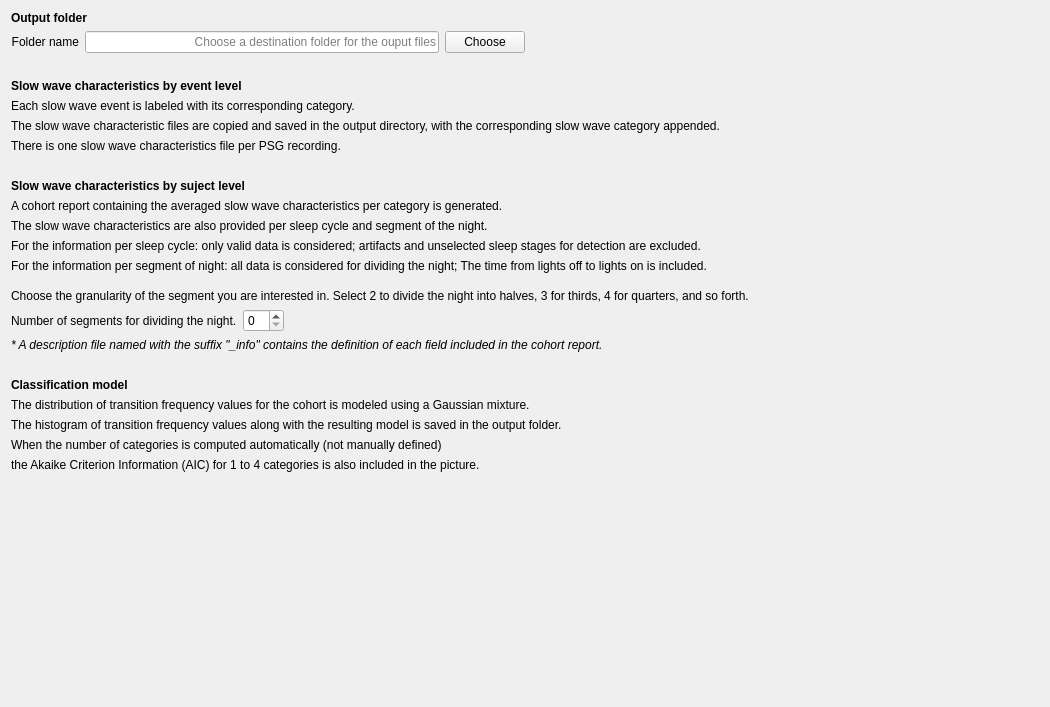
First picture: the form in tools/CEAMSTools/SlowWaveClassification/SSWCOutputFiles/Ui_SSWCOutputFiles.ui, repository SnoozToolbox/snooz-package-ceams, before the edit.
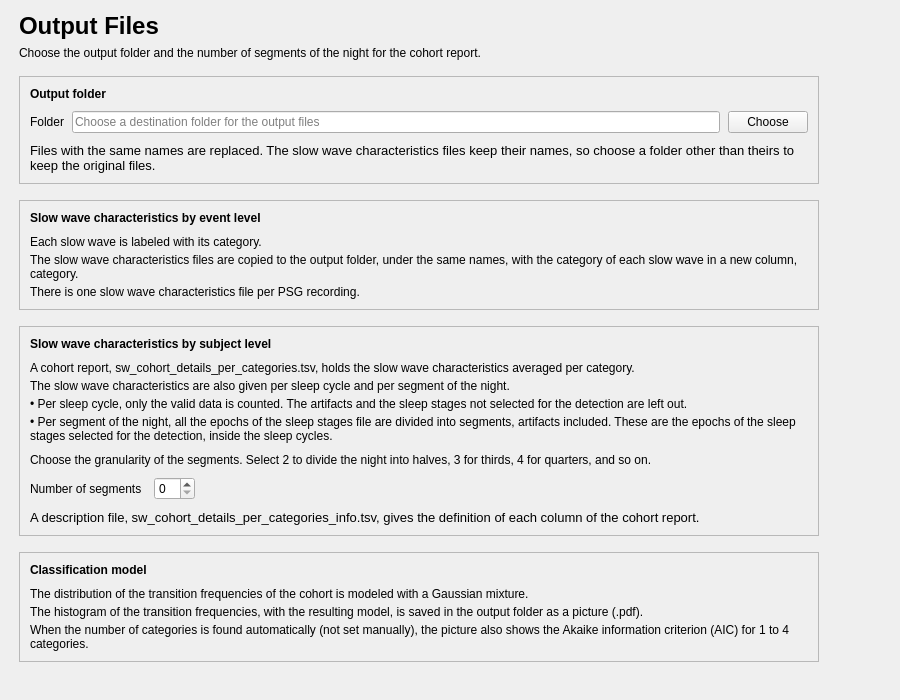
Second picture: the form after the edit.

Commit message: Classify Slow Waves: redesigned pages (tool 2.4.3, module Slow Wave Classifier 2.2.3)

What changed in the file:
```diff
--- a/tools/CEAMSTools/SlowWaveClassification/SSWCOutputFiles/Ui_SSWCOutputFiles.ui
+++ b/tools/CEAMSTools/SlowWaveClassification/SSWCOutputFiles/Ui_SSWCOutputFiles.ui
@@ -6,8 +6,8 @@
    <rect>
     <x>0</x>
     <y>0</y>
-    <width>1050</width>
-    <height>707</height>
+    <width>900</width>
+    <height>700</height>
    </rect>
   </property>
   <property name="windowTitle">
@@ -17,117 +17,241 @@
    <set>Qt::ImhNone</set>
   </property>
   <layout class="QVBoxLayout" name="verticalLayout">
+   <property name="leftMargin">
+    <number>19</number>
+   </property>
+   <property name="topMargin">
+    <number>12</number>
+   </property>
+   <property name="rightMargin">
+    <number>19</number>
+   </property>
+   <property name="bottomMargin">
+    <number>12</number>
+   </property>
+   <item>
+    <layout class="QHBoxLayout" name="content_row" stretch="1,0">
+     <property name="leftMargin">
+      <number>0</number>
+     </property>
+     <property name="topMargin">
+      <number>0</number>
+     </property>
+     <property name="rightMargin">
+      <number>0</number>
+     </property>
+     <property name="bottomMargin">
+      <number>0</number>
+     </property>
+     <item>
+      <widget class="QWidget" name="content_widget" native="true">
+       <property name="maximumSize">
+        <size>
+         <width>800</width>
+         <height>16777215</height>
+        </size>
+       </property>
+       <layout class="QVBoxLayout" name="content_layout">
+        <property name="spacing">
+         <number>16</number>
+        </property>
+        <property name="leftMargin">
+         <number>0</number>
+        </property>
+        <property name="topMargin">
+         <number>0</number>
+        </property>
+        <property name="rightMargin">
+         <number>0</number>
+        </property>
+        <property name="bottomMargin">
+         <number>0</number>
+        </property>
+        <item>
+         <layout class="QVBoxLayout" name="header_layout">
+          <property name="spacing">
+           <number>6</number>
+          </property>
+          <item>
+           <widget class="QLabel" name="title_label">
+            <property name="font">
+             <font>
+              <pointsize>18</pointsize>
+              <bold>true</bold>
+             </font>
+            </property>
+            <property name="text">
+             <string>Output Files</string>
+            </property>
+           </widget>
+          </item>
+          <item>
+           <widget class="QLabel" name="subtitle_label">
+            <property name="text">
+             <string>Choose the output folder and the number of segments of the night for the cohort report.</string>
+            </property>
+            <property name="wordWrap">
+             <bool>true</bool>
+            </property>
+            <property name="variant" stdset="0">
+             <string notr="true">help</string>
+            </property>
+           </widget>
+          </item>
+         </layout>
+        </item>
+        <item>
+         <widget class="QFrame" name="folder_card">
+          <property name="frameShape">
+           <enum>QFrame::Shape::StyledPanel</enum>
+          </property>
+          <property name="frameShadow">
+           <enum>QFrame::Shadow::Raised</enum>
+          </property>
+          <layout class="QVBoxLayout" name="folder_card_layout">
+           <property name="spacing">
+            <number>10</number>
+           </property>
+           <property name="leftMargin">
+            <number>10</number>
+           </property>
+           <property name="topMargin">
+            <number>10</number>
+           </property>
+           <property name="rightMargin">
+            <number>10</number>
+           </property>
+           <property name="bottomMargin">
+            <number>10</number>
+           </property>
    <item>
     <widget class="QLabel" name="label_10">
      <property name="font">
       <font>
-       <weight>50</weight>
-       <italic>false</italic>
-       <bold>false</bold>
+               <bold>true</bold>
       </font>
      </property>
      <property name="text">
-      <string>&lt;html&gt;&lt;head/&gt;&lt;body&gt;&lt;p&gt;&lt;span style=&quot; font-weight:600;&quot;&gt;Output folder&lt;/span&gt;&lt;/p&gt;&lt;/body&gt;&lt;/html&gt;</string>
+              <string>Output folder</string>
      </property>
     </widget>
    </item>
    <item>
-    <layout class="QHBoxLayout" name="horizontalLayout">
-     <item>
-      <layout class="QGridLayout" name="gridLayout">
-       <item row="0" column="2">
-        <widget class="QPushButton" name="choose_pushButton">
-         <property name="enabled">
-          <bool>true</bool>
-         </property>
+            <layout class="QHBoxLayout" name="folder_layout">
+             <property name="spacing">
+              <number>8</number>
+             </property>
+             <item>
+              <widget class="QLabel" name="label">
          <property name="text">
-          <string>Choose</string>
+                <string>Folder</string>
          </property>
         </widget>
        </item>
-       <item row="0" column="1">
+             <item>
         <widget class="QLineEdit" name="foldername_lineEdit">
-         <property name="enabled">
-          <bool>true</bool>
-         </property>
-         <property name="text">
-          <string/>
-         </property>
-         <property name="alignment">
-          <set>Qt::AlignRight|Qt::AlignTrailing|Qt::AlignVCenter</set>
-         </property>
          <property name="placeholderText">
-          <string>Choose a destination folder for the ouput files</string>
-         </property>
-        </widget>
-       </item>
-       <item row="0" column="0">
-        <widget class="QLabel" name="label">
-         <property name="enabled">
+                <string>Choose a destination folder for the output files</string>
+               </property>
+               <property name="text">
+                <string />
+               </property>
+              </widget>
+             </item>
+             <item>
+              <widget class="QPushButton" name="choose_pushButton">
+               <property name="text">
+                <string>Choose</string>
+               </property>
+              </widget>
+             </item>
+            </layout>
+           </item>
+           <item>
+            <widget class="QLabel" name="folder_help_label">
+             <property name="font">
+              <font>
+               <pointsize>10</pointsize>
+              </font>
+             </property>
+             <property name="text">
+              <string>Files with the same names are replaced. The slow wave characteristics files keep their names, so choose a folder other than theirs to keep the original files.</string>
+             </property>
+             <property name="wordWrap">
           <bool>true</bool>
          </property>
-         <property name="layoutDirection">
-          <enum>Qt::LeftToRight</enum>
-         </property>
-         <property name="text">
-          <string>Folder name</string>
-         </property>
-         <property name="alignment">
-          <set>Qt::AlignRight|Qt::AlignTrailing|Qt::AlignVCenter</set>
-         </property>
+             <property name="variant" stdset="0">
+              <string notr="true">help</string>
+             </property>
         </widget>
        </item>
       </layout>
+         </widget>
      </item>
      <item>
-      <spacer name="horizontalSpacer_2">
-       <property name="orientation">
-        <enum>Qt::Horizontal</enum>
-       </property>
-       <property name="sizeHint" stdset="0">
-        <size>
-         <width>40</width>
-         <height>20</height>
-        </size>
-       </property>
-      </spacer>
-     </item>
-    </layout>
-   </item>
-   <item>
-    <spacer name="verticalSpacer_2">
-     <property name="orientation">
-      <enum>Qt::Vertical</enum>
-     </property>
-     <property name="sizeType">
-      <enum>QSizePolicy::Fixed</enum>
-     </property>
-     <property name="sizeHint" stdset="0">
-      <size>
-       <width>20</width>
-       <height>20</height>
-      </size>
-     </property>
-    </spacer>
-   </item>
+         <widget class="QFrame" name="event_level_card">
+          <property name="frameShape">
+           <enum>QFrame::Shape::StyledPanel</enum>
+          </property>
+          <property name="frameShadow">
+           <enum>QFrame::Shadow::Raised</enum>
+          </property>
+          <layout class="QVBoxLayout" name="event_level_card_layout">
+           <property name="spacing">
+            <number>10</number>
+           </property>
+           <property name="leftMargin">
+            <number>10</number>
+           </property>
+           <property name="topMargin">
+            <number>10</number>
+           </property>
+           <property name="rightMargin">
+            <number>10</number>
+           </property>
+           <property name="bottomMargin">
+            <number>10</number>
+           </property>
    <item>
     <widget class="QLabel" name="label_4">
+             <property name="font">
+              <font>
+               <bold>true</bold>
+              </font>
+             </property>
      <property name="text">
-      <string>&lt;html&gt;&lt;head/&gt;&lt;body&gt;&lt;p&gt;&lt;span style=&quot; font-weight:600;&quot;&gt;Slow wave characteristics by event level&lt;/span&gt;&lt;/p&gt;&lt;/body&gt;&lt;/html&gt;</string>
+              <string>Slow wave characteristics by event level</string>
      </property>
     </widget>
    </item>
+           <item>
+            <layout class="QVBoxLayout" name="event_level_text_layout">
+             <property name="spacing">
+              <number>4</number>
+             </property>
    <item>
     <widget class="QLabel" name="label_2">
      <property name="text">
-      <string>Each slow wave event is labeled with its corresponding category.</string>
+                <string>Each slow wave is labeled with its category.</string>
+               </property>
+               <property name="wordWrap">
+                <bool>true</bool>
+               </property>
+               <property name="variant" stdset="0">
+                <string notr="true">help</string>
      </property>
     </widget>
    </item>
    <item>
     <widget class="QLabel" name="label_3">
      <property name="text">
-      <string>The slow wave characteristic files are copied and saved in the output directory, with the corresponding slow wave category appended.</string>
+                <string>The slow wave characteristics files are copied to the output folder, under the same names, with the category of each slow wave in a new column, category.</string>
+               </property>
+               <property name="wordWrap">
+                <bool>true</bool>
+               </property>
+               <property name="variant" stdset="0">
+                <string notr="true">help</string>
      </property>
     </widget>
    </item>
@@ -136,96 +260,147 @@
      <property name="text">
       <string>There is one slow wave characteristics file per PSG recording.</string>
      </property>
+               <property name="wordWrap">
+                <bool>true</bool>
+               </property>
+               <property name="variant" stdset="0">
+                <string notr="true">help</string>
+               </property>
+              </widget>
+             </item>
+            </layout>
+           </item>
+          </layout>
     </widget>
    </item>
    <item>
-    <spacer name="verticalSpacer_3">
-     <property name="orientation">
-      <enum>Qt::Vertical</enum>
-     </property>
-     <property name="sizeType">
-      <enum>QSizePolicy::Fixed</enum>
-     </property>
-     <property name="sizeHint" stdset="0">
-      <size>
-       <width>20</width>
-       <height>20</height>
-      </size>
-     </property>
-    </spacer>
-   </item>
+         <widget class="QFrame" name="subject_level_card">
+          <property name="frameShape">
+           <enum>QFrame::Shape::StyledPanel</enum>
+          </property>
+          <property name="frameShadow">
+           <enum>QFrame::Shadow::Raised</enum>
+          </property>
+          <layout class="QVBoxLayout" name="subject_level_card_layout">
+           <property name="spacing">
+            <number>10</number>
+           </property>
+           <property name="leftMargin">
+            <number>10</number>
+           </property>
+           <property name="topMargin">
+            <number>10</number>
+           </property>
+           <property name="rightMargin">
+            <number>10</number>
+           </property>
+           <property name="bottomMargin">
+            <number>10</number>
+           </property>
    <item>
     <widget class="QLabel" name="label_5">
+             <property name="font">
+              <font>
+               <bold>true</bold>
+              </font>
+             </property>
      <property name="text">
-      <string>&lt;html&gt;&lt;head/&gt;&lt;body&gt;&lt;p&gt;&lt;span style=&quot; font-weight:600;&quot;&gt;Slow wave characteristics by suject level&lt;/span&gt;&lt;/p&gt;&lt;/body&gt;&lt;/html&gt;</string>
+              <string>Slow wave characteristics by subject level</string>
      </property>
     </widget>
    </item>
+           <item>
+            <layout class="QVBoxLayout" name="subject_level_text_layout">
+             <property name="spacing">
+              <number>4</number>
+             </property>
    <item>
     <widget class="QLabel" name="label_7">
      <property name="text">
-      <string>A cohort report containing the averaged slow wave characteristics per category is generated.</string>
+                <string>A cohort report, sw_cohort_details_per_categories.tsv, holds the slow wave characteristics averaged per category.</string>
+               </property>
+               <property name="wordWrap">
+                <bool>true</bool>
+               </property>
+               <property name="variant" stdset="0">
+                <string notr="true">help</string>
      </property>
     </widget>
    </item>
    <item>
     <widget class="QLabel" name="label_8">
      <property name="text">
-      <string>The slow wave characteristics are also provided per sleep cycle and segment of the night.</string>
+                <string>The slow wave characteristics are also given per sleep cycle and per segment of the night.</string>
+               </property>
+               <property name="wordWrap">
+                <bool>true</bool>
+               </property>
+               <property name="variant" stdset="0">
+                <string notr="true">help</string>
      </property>
     </widget>
    </item>
    <item>
     <widget class="QLabel" name="label_18">
      <property name="text">
-      <string>For the information per sleep cycle: only valid data is considered; artifacts and unselected sleep stages for detection are excluded.</string>
+                <string>• Per sleep cycle, only the valid data is counted. The artifacts and the sleep stages not selected for the detection are left out.</string>
+               </property>
+               <property name="wordWrap">
+                <bool>true</bool>
+               </property>
+               <property name="variant" stdset="0">
+                <string notr="true">help</string>
      </property>
     </widget>
    </item>
    <item>
     <widget class="QLabel" name="label_17">
      <property name="text">
-      <string>For the information per segment of night: all data is considered for dividing the night; The time from lights off to lights on is included.</string>
+                <string>• Per segment of the night, all the epochs of the sleep stages file are divided into segments, artifacts included. These are the epochs of the sleep stages selected for the detection, inside the sleep cycles.</string>
+               </property>
+               <property name="wordWrap">
+                <bool>true</bool>
+               </property>
+               <property name="variant" stdset="0">
+                <string notr="true">help</string>
      </property>
     </widget>
    </item>
-   <item>
-    <spacer name="verticalSpacer_5">
-     <property name="orientation">
-      <enum>Qt::Vertical</enum>
-     </property>
-     <property name="sizeType">
-      <enum>QSizePolicy::Fixed</enum>
-     </property>
-     <property name="sizeHint" stdset="0">
-      <size>
-       <width>20</width>
-       <height>10</height>
-      </size>
-     </property>
-    </spacer>
+            </layout>
    </item>
    <item>
     <widget class="QLabel" name="label_11">
      <property name="text">
-      <string>Choose the granularity of the segment you are interested in. Select 2 to divide the night into halves, 3 for thirds, 4 for quarters, and so forth.</string>
+              <string>Choose the granularity of the segments. Select 2 to divide the night into halves, 3 for thirds, 4 for quarters, and so on.</string>
+             </property>
+             <property name="wordWrap">
+              <bool>true</bool>
+             </property>
+             <property name="variant" stdset="0">
+              <string notr="true">help</string>
      </property>
     </widget>
    </item>
    <item>
-    <layout class="QHBoxLayout" name="horizontalLayout_2">
-     <item>
+            <layout class="QGridLayout" name="segments_grid">
+             <property name="horizontalSpacing">
+              <number>12</number>
+             </property>
+             <property name="verticalSpacing">
+              <number>10</number>
+             </property>
+             <item row="0" column="0">
       <widget class="QLabel" name="label_9">
        <property name="text">
-        <string>Number of segments for dividing the night.</string>
+                <string>Number of segments</string>
        </property>
       </widget>
      </item>
-     <item>
-      <widget class="QSpinBox" name="spinBox_n_division"/>
-     </item>
-     <item>
-      <spacer name="horizontalSpacer">
+             <item row="0" column="1">
+              <widget class="QSpinBox" name="spinBox_n_division" />
+             </item>
+             <item row="0" column="3">
+              <spacer name="segments_grid_spacer">
        <property name="orientation">
         <enum>Qt::Horizontal</enum>
        </property>
@@ -241,68 +416,127 @@
    </item>
    <item>
     <widget class="QLabel" name="label_16">
+             <property name="font">
+              <font>
+               <pointsize>10</pointsize>
+              </font>
+             </property>
      <property name="text">
-      <string>&lt;html&gt;&lt;head/&gt;&lt;body&gt;&lt;p&gt;&lt;span style=&quot; font-style:italic;&quot;&gt;* A description file named with the suffix &amp;quot;_info&amp;quot; contains the definition of each field included in the cohort report.&lt;/span&gt;&lt;/p&gt;&lt;/body&gt;&lt;/html&gt;</string>
-     </property>
+              <string>A description file, sw_cohort_details_per_categories_info.tsv, gives the definition of each column of the cohort report.</string>
+             </property>
+             <property name="wordWrap">
+              <bool>true</bool>
+             </property>
+             <property name="variant" stdset="0">
+              <string notr="true">help</string>
+             </property>
+            </widget>
+           </item>
+          </layout>
     </widget>
    </item>
    <item>
-    <spacer name="verticalSpacer_4">
-     <property name="orientation">
-      <enum>Qt::Vertical</enum>
-     </property>
-     <property name="sizeType">
-      <enum>QSizePolicy::Fixed</enum>
-     </property>
-     <property name="sizeHint" stdset="0">
-      <size>
-       <width>20</width>
-       <height>20</height>
-      </size>
-     </property>
-    </spacer>
-   </item>
+         <widget class="QFrame" name="model_card">
+          <property name="frameShape">
+           <enum>QFrame::Shape::StyledPanel</enum>
+          </property>
+          <property name="frameShadow">
+           <enum>QFrame::Shadow::Raised</enum>
+          </property>
+          <layout class="QVBoxLayout" name="model_card_layout">
+           <property name="spacing">
+            <number>10</number>
+           </property>
+           <property name="leftMargin">
+            <number>10</number>
+           </property>
+           <property name="topMargin">
+            <number>10</number>
+           </property>
+           <property name="rightMargin">
+            <number>10</number>
+           </property>
+           <property name="bottomMargin">
+            <number>10</number>
+           </property>
    <item>
     <widget class="QLabel" name="label_12">
+             <property name="font">
+              <font>
+               <bold>true</bold>
+              </font>
+             </property>
      <property name="text">
-      <string>&lt;html&gt;&lt;head/&gt;&lt;body&gt;&lt;p&gt;&lt;span style=&quot; font-weight:600;&quot;&gt;Classification model&lt;/span&gt;&lt;/p&gt;&lt;/body&gt;&lt;/html&gt;</string>
+              <string>Classification model</string>
      </property>
     </widget>
    </item>
+           <item>
+            <layout class="QVBoxLayout" name="model_text_layout">
+             <property name="spacing">
+              <number>4</number>
+             </property>
    <item>
     <widget class="QLabel" name="label_title">
-     <property name="font">
-      <font>
-       <weight>50</weight>
-       <italic>false</italic>
-       <bold>false</bold>
-      </font>
-     </property>
      <property name="text">
-      <string>The distribution of transition frequency values for the cohort is modeled using a Gaussian mixture.</string>
+                <string>The distribution of the transition frequencies of the cohort is modeled with a Gaussian mixture.</string>
+               </property>
+               <property name="wordWrap">
+                <bool>true</bool>
+               </property>
+               <property name="variant" stdset="0">
+                <string notr="true">help</string>
      </property>
     </widget>
    </item>
    <item>
     <widget class="QLabel" name="label_13">
      <property name="text">
-      <string>The histogram of transition frequency values along with the resulting model is saved in the output folder.</string>
+                <string>The histogram of the transition frequencies, with the resulting model, is saved in the output folder as a picture (.pdf).</string>
+               </property>
+               <property name="wordWrap">
+                <bool>true</bool>
+               </property>
+               <property name="variant" stdset="0">
+                <string notr="true">help</string>
      </property>
     </widget>
    </item>
    <item>
     <widget class="QLabel" name="label_14">
      <property name="text">
-      <string>When the number of categories is computed automatically (not manually defined) </string>
-     </property>
+                <string>When the number of categories is found automatically (not set manually), the picture also shows the Akaike information criterion (AIC) for 1 to 4 categories.</string>
+               </property>
+               <property name="wordWrap">
+                <bool>true</bool>
+               </property>
+               <property name="variant" stdset="0">
+                <string notr="true">help</string>
+               </property>
+              </widget>
+             </item>
+            </layout>
+           </item>
+          </layout>
+         </widget>
+        </item>
+       </layout>
     </widget>
    </item>
    <item>
-    <widget class="QLabel" name="label_15">
-     <property name="text">
-      <string>the Akaike Criterion Information (AIC) for 1 to 4 categories is also included in the picture.</string>
-     </property>
-    </widget>
+      <spacer name="content_spacer">
+       <property name="orientation">
+        <enum>Qt::Orientation::Horizontal</enum>
+       </property>
+       <property name="sizeHint" stdset="0">
+        <size>
+         <width>40</width>
+         <height>20</height>
+        </size>
+       </property>
+      </spacer>
+     </item>
+    </layout>
    </item>
    <item>
     <spacer name="verticalSpacer">
@@ -311,8 +545,8 @@
      </property>
      <property name="sizeHint" stdset="0">
       <size>
-       <width>20</width>
-       <height>40</height>
+       <width>40</width>
+       <height>20</height>
       </size>
      </property>
     </spacer>
```
Left out of the diff: 11 changed lines with no effect on the pictures. Lines whose indentation alone changed are shown as unchanged. The commit also changes 17 other files.
